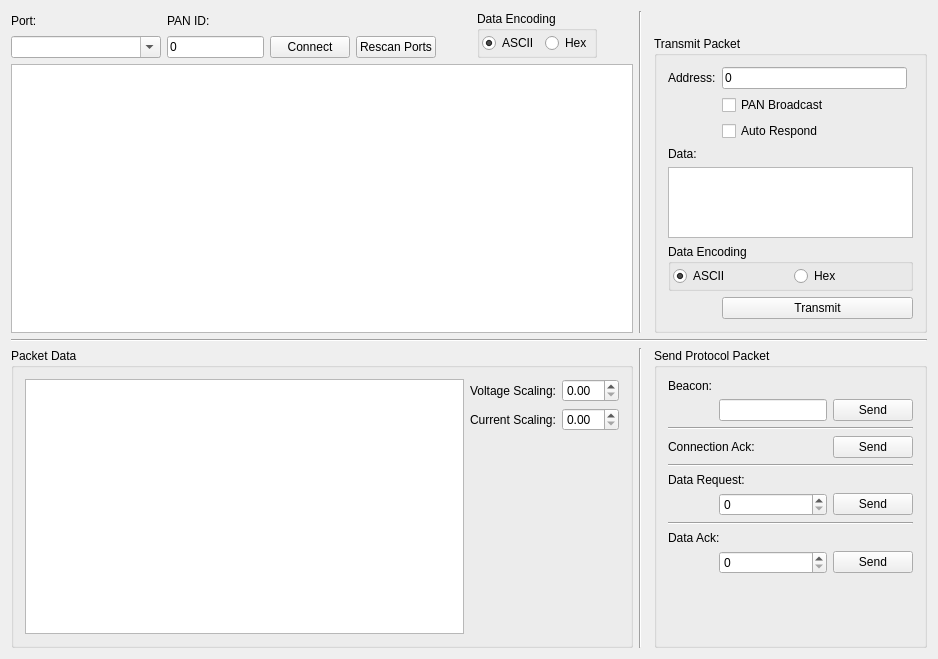
Above: tools/rfPacketInterface/widget.ui from BennettRand/Dr-Wattson before the change. Below: the same form after it.
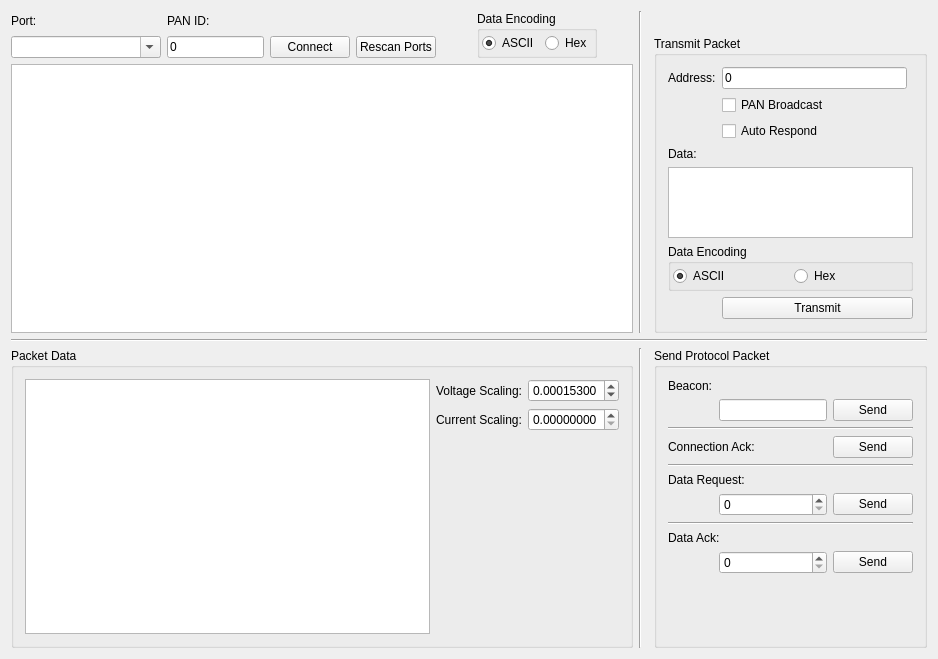
That is the form after the change.

Commit message: RF Packet Interface tool now interprets network packets for you. Voltage and current scaling values can be specified and it will compute power and RMS voltage/current.

```diff
--- a/tools/rfPacketInterface/widget.ui
+++ b/tools/rfPacketInterface/widget.ui
@@ -70,7 +70,20 @@
        </spacer>
       </item>
       <item row="0" column="2">
-       <widget class="QDoubleSpinBox" name="voltagescalingSpinbox"/>
+       <widget class="QDoubleSpinBox" name="voltagescalingSpinbox">
+        <property name="decimals">
+         <number>8</number>
+        </property>
+        <property name="maximum">
+         <double>1.000000000000000</double>
+        </property>
+        <property name="singleStep">
+         <double>0.000100000000000</double>
+        </property>
+        <property name="value">
+         <double>0.000153000000000</double>
+        </property>
+       </widget>
       </item>
       <item row="0" column="1">
        <widget class="QLabel" name="voltageScalingLabel">
@@ -93,7 +106,17 @@
        </spacer>
       </item>
       <item row="1" column="2">
-       <widget class="QDoubleSpinBox" name="currentScalingSpinbox"/>
+       <widget class="QDoubleSpinBox" name="currentScalingSpinbox">
+        <property name="decimals">
+         <number>8</number>
+        </property>
+        <property name="maximum">
+         <double>1.000000000000000</double>
+        </property>
+        <property name="singleStep">
+         <double>0.000100000000000</double>
+        </property>
+       </widget>
       </item>
      </layout>
     </widget>
```
Left out of the diff: 2 changed lines with no effect on the pictures. The commit also changes 6 other files.
